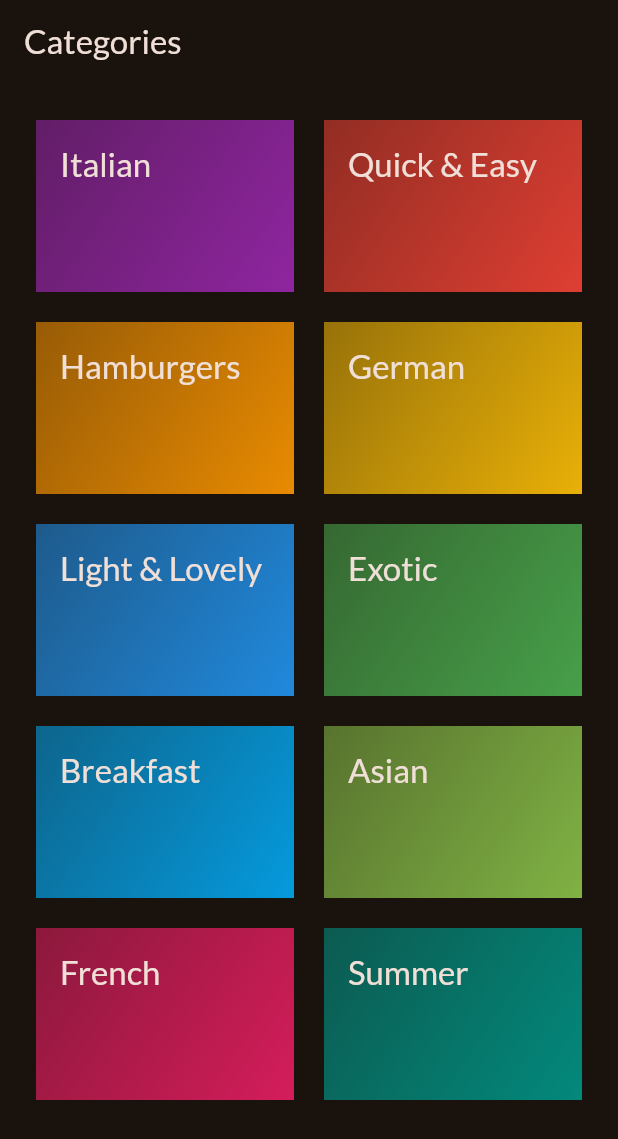
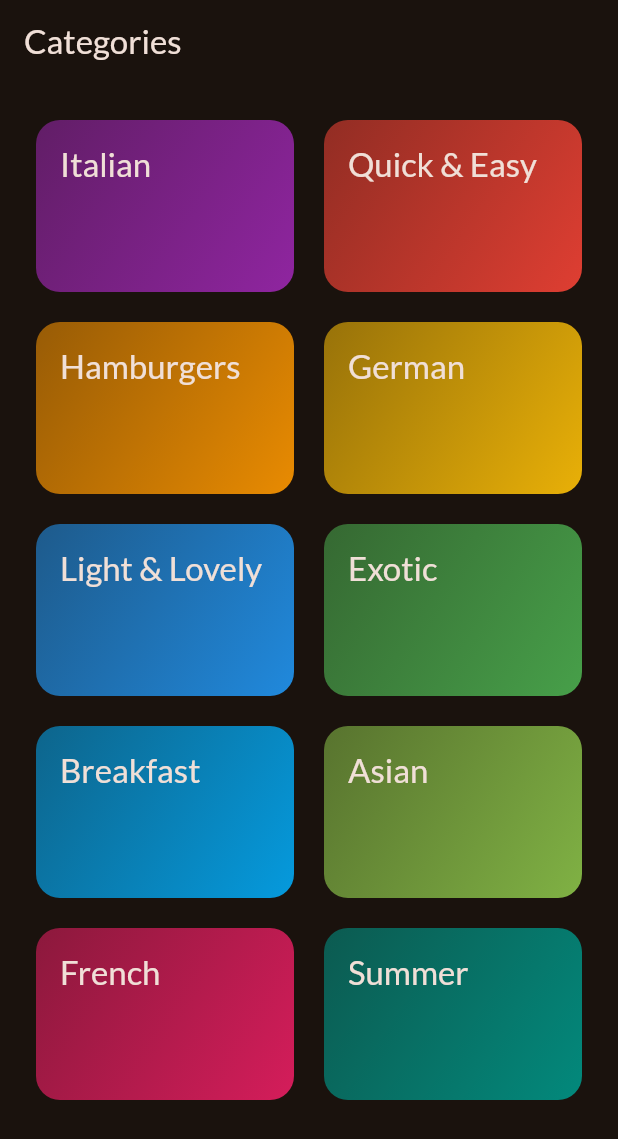
Before and after one commit to halilyldzs/meals_app, a Flutter app: the screen it shows after launch, on a phone screen of 412 x 824 dp. Shown: the top 1139 px of the screen. Run offline on Flutter 3.47's test engine with Material 3 defaults, Android fonts, the phone set to English and light mode, and no system bars; our stand-ins replace google_fonts.

Commit message:
Refactor CategoriesScreen constructor and enhance CategoryGridItem with tap functionality and improved styling

```diff
--- a/lib/screens/categories.dart
+++ b/lib/screens/categories.dart
@@ -3,7 +3,7 @@ import 'package:meals_app/data/dummy_data.dart';
 import 'package:meals_app/widgets/category_grid_item.dart';
 
 class CategoriesScreen extends StatelessWidget {
-  const CategoriesScreen({Key? key}) : super(key: key);
+  const CategoriesScreen({super.key});
 
   @override
   Widget build(BuildContext context) {
--- a/lib/widgets/category_grid_item.dart
+++ b/lib/widgets/category_grid_item.dart
@@ -8,9 +8,15 @@ class CategoryGridItem extends StatelessWidget {
 
   @override
   Widget build(BuildContext context) {
-    return Container(
+    return InkWell(
+      onTap: () {},
+      splashColor: Theme.of(context).primaryColor,
+      borderRadius: BorderRadius.circular(16),
+      child: Container(
         padding: const EdgeInsets.all(16),
+
         decoration: BoxDecoration(
+          borderRadius: BorderRadius.circular(16),
           gradient: LinearGradient(
             colors: [
               category.color.withOpacity(0.55),
@@ -26,6 +32,7 @@ class CategoryGridItem extends StatelessWidget {
             color: Theme.of(context).colorScheme.onBackground,
           ),
         ),
+      ),
     );
   }
 }
```
Lines whose indentation alone changed are shown as unchanged.
